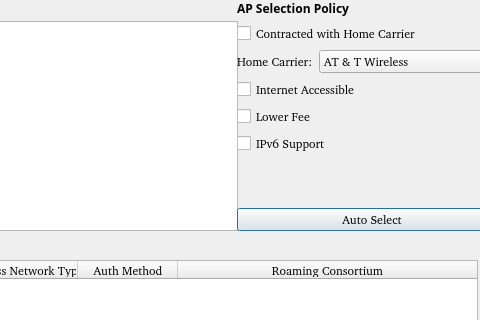
furtherLee/wpa_supplicant_demo, file wpa_supplicant/wpa_gui-qt4/hotspot2.ui: the form before one commit; both pictures show x 323 to 803 and y 0 to 320 of the 803 by 435 pixel window.
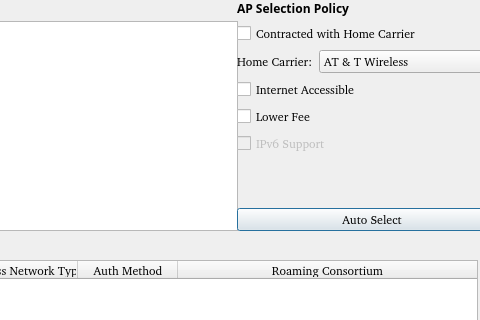
The form after the commit.

Diff of the .ui file:
```diff
--- a/wpa_supplicant/wpa_gui-qt4/hotspot2.ui
+++ b/wpa_supplicant/wpa_gui-qt4/hotspot2.ui
@@ -325,6 +325,9 @@
     </item>
     <item>
      <widget class="QCheckBox" name="ip6Check">
+      <property name="enabled">
+       <bool>false</bool>
+      </property>
       <property name="font">
        <font>
         <family>Bitstream Charter</family>
```
Left out of the diff: 7 changed lines with no effect on the pictures.
